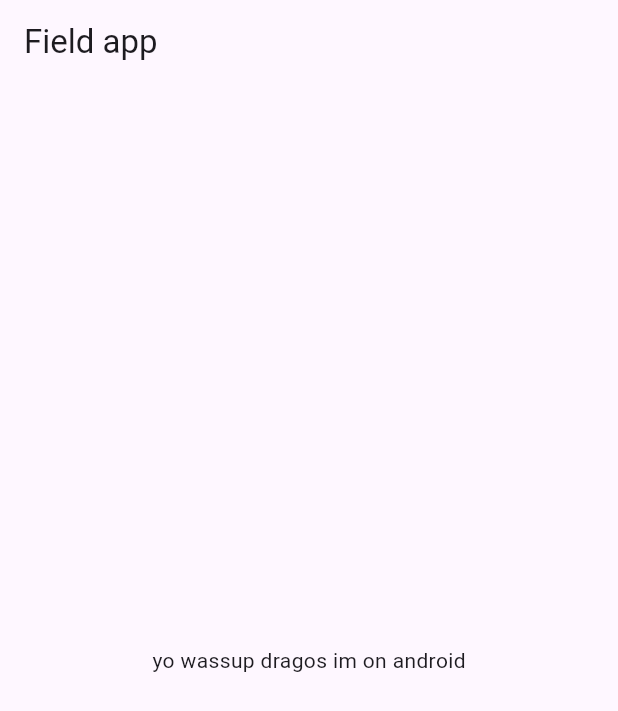
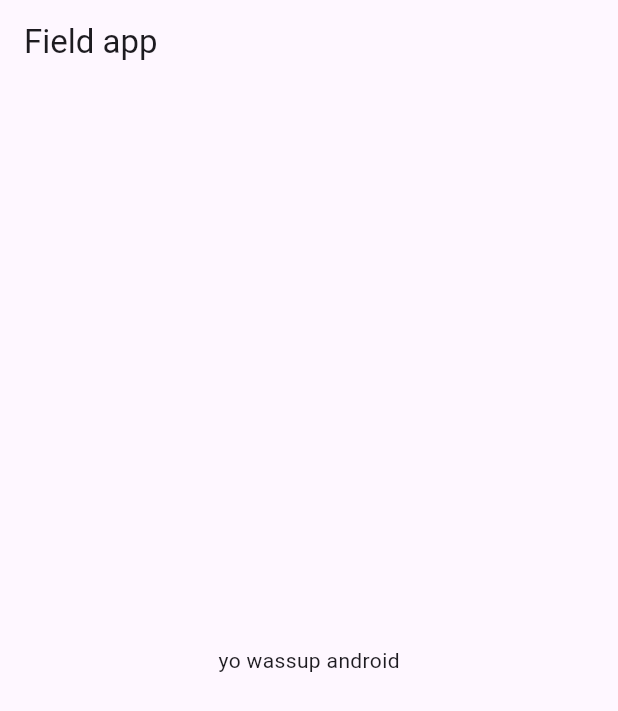
Before and after one commit to Iulian-Gabriel/field-app, a Flutter app: the screen it shows after launch, on a phone screen of 412 x 824 dp. Shown: the top 711 px of the screen. Run offline on Flutter 3.47's test engine with Material 3 defaults, Android fonts, the light colour scheme and no system bars.

Commit message:
chore: hello world in Expo and Flutter

```diff
--- a/flutter/lib/main.dart
+++ b/flutter/lib/main.dart
@@ -13,7 +13,7 @@ class FieldApp extends StatelessWidget {
       title: 'Field app',
       home: Scaffold(
         appBar: AppBar(title: const Text('Field app')),
-        body: Center(child: Text('yo wassup dragos im on $platform')),
+        body: Center(child: Text('yo wassup $platform')),
       ),
     );
   }
```
